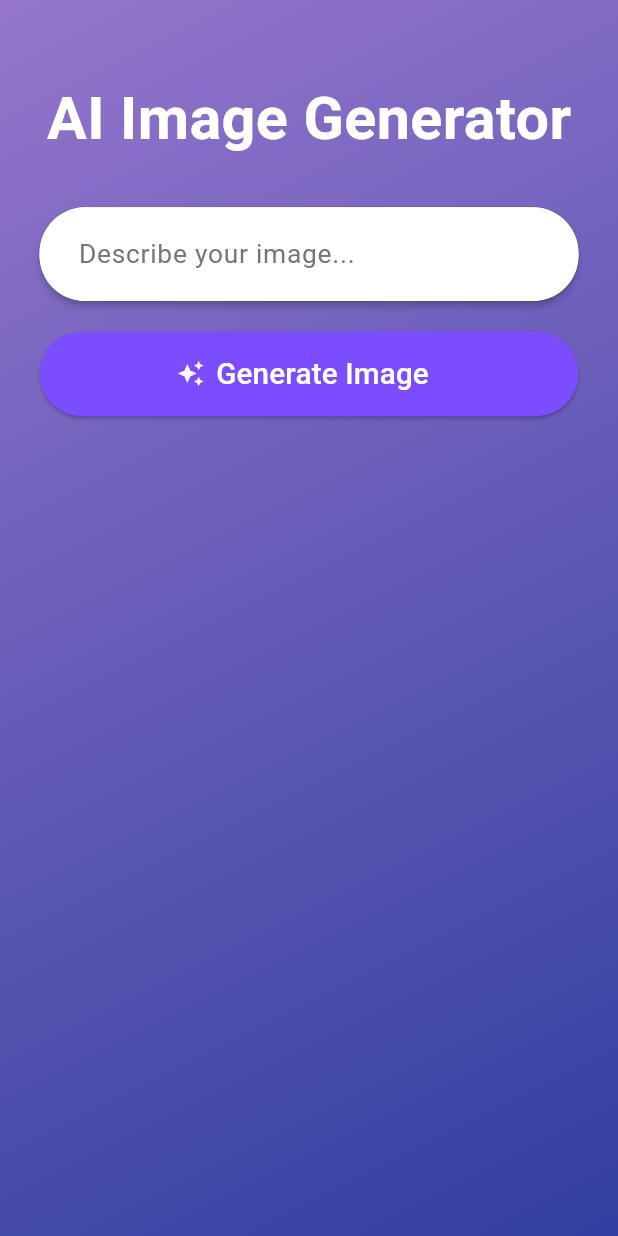
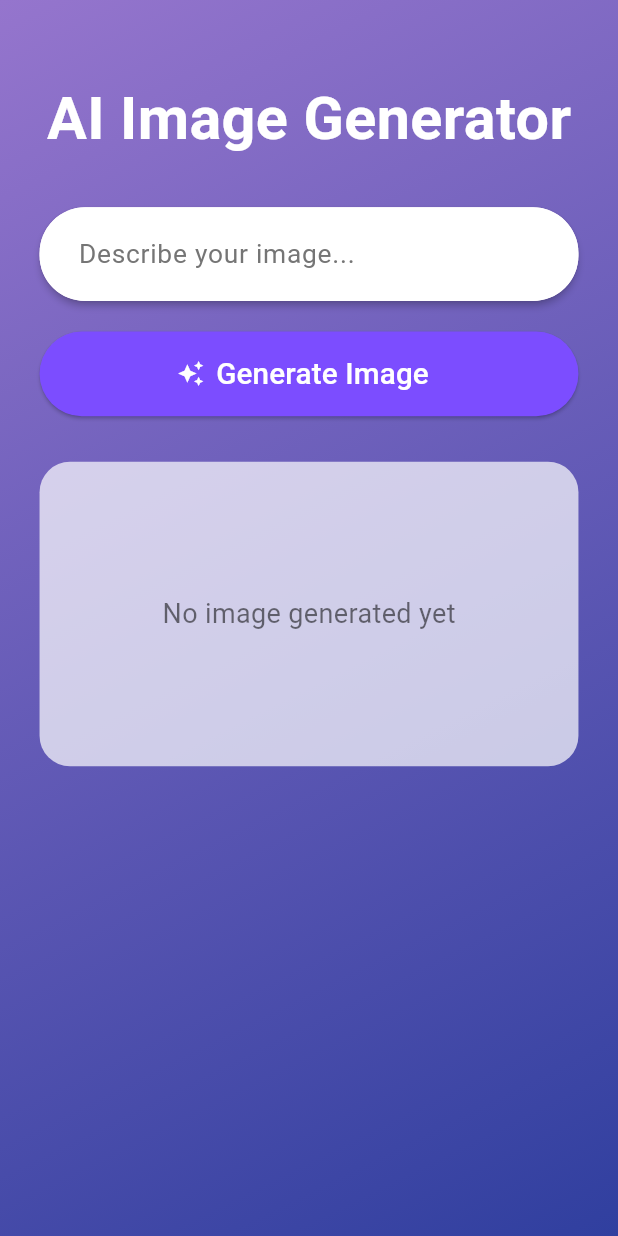
Before and after one commit to abanobgamil/AI_Image_Generator, a Flutter app: the screen it shows after launch, on a phone screen of 412 x 824 dp. Run offline on Flutter 3.47's test engine with Material 3 defaults, Android fonts, the phone set to English and light mode, and no system bars; our stand-ins replace flutter_screenutil; missing offline and left inert: stability_image_generation.

Commit message:
Integrate `ImageGeneratorProvider` and `ImageSection` into `AiTextToImageGenerator` screen, wrapping it with a `Provider` and adding `ImageSection` widget.

```diff
--- a/lib/presentation/screen/ai_text_to_image_generator.dart
+++ b/lib/presentation/screen/ai_text_to_image_generator.dart
@@ -1,14 +1,21 @@
+import 'package:ai_image_generator/presentation/provider/image_generator_provider.dart';
 import 'package:ai_image_generator/presentation/widgets/generate_button.dart';
+import 'package:ai_image_generator/presentation/widgets/image_section.dart';
 import 'package:ai_image_generator/presentation/widgets/input_field.dart';
 import 'package:flutter/material.dart';
 import 'package:flutter_screenutil/flutter_screenutil.dart';
+import 'package:provider/provider.dart';
 
 class AiTextToImageGenerator extends StatelessWidget {
   const AiTextToImageGenerator({super.key});
 
   @override
   Widget build(BuildContext context) {
-    return Scaffold(
+    return Provider<ImageGeneratorProvider>(
+      create: (BuildContext context) {
+        return  ImageGeneratorProvider();
+      },
+      child: Scaffold(
         body: Container(
           decoration: BoxDecoration(
             gradient: LinearGradient(
@@ -37,7 +44,10 @@ class AiTextToImageGenerator extends StatelessWidget {
                    const InputField(),
                   SizedBox(height: 20.h),
                   const GenerateButton(),
+                  SizedBox(height: 30.h),
+                  const ImageSection(),
                 ],
+              ),
             ),
           ),
         ),
```
Lines whose indentation alone changed are shown as unchanged.
